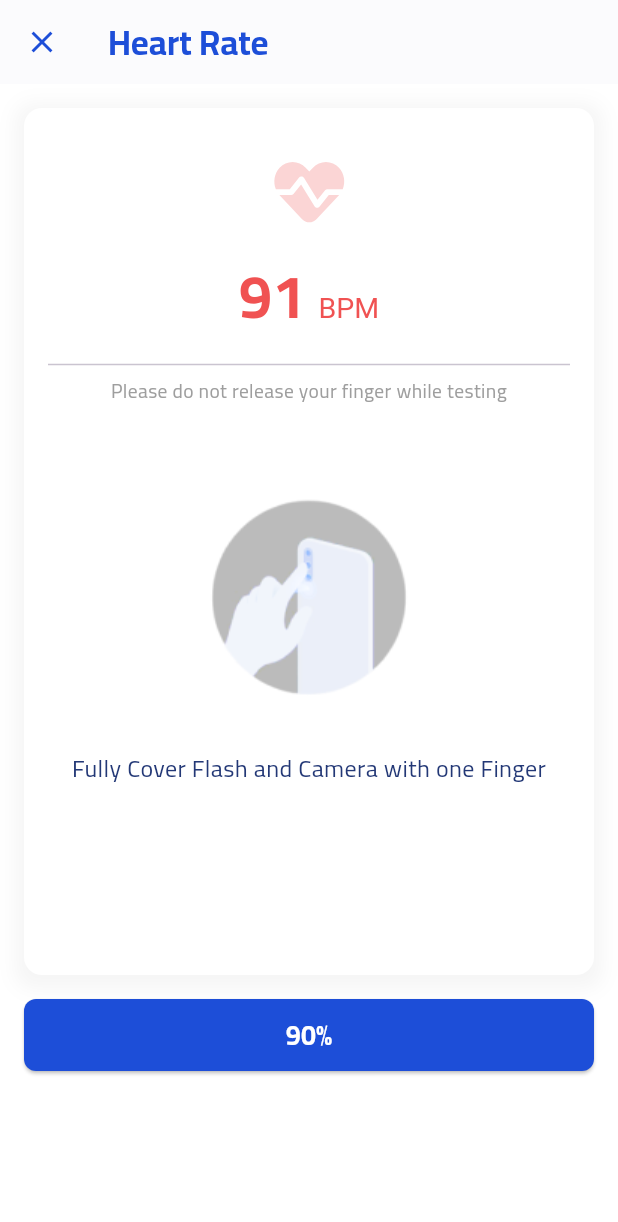
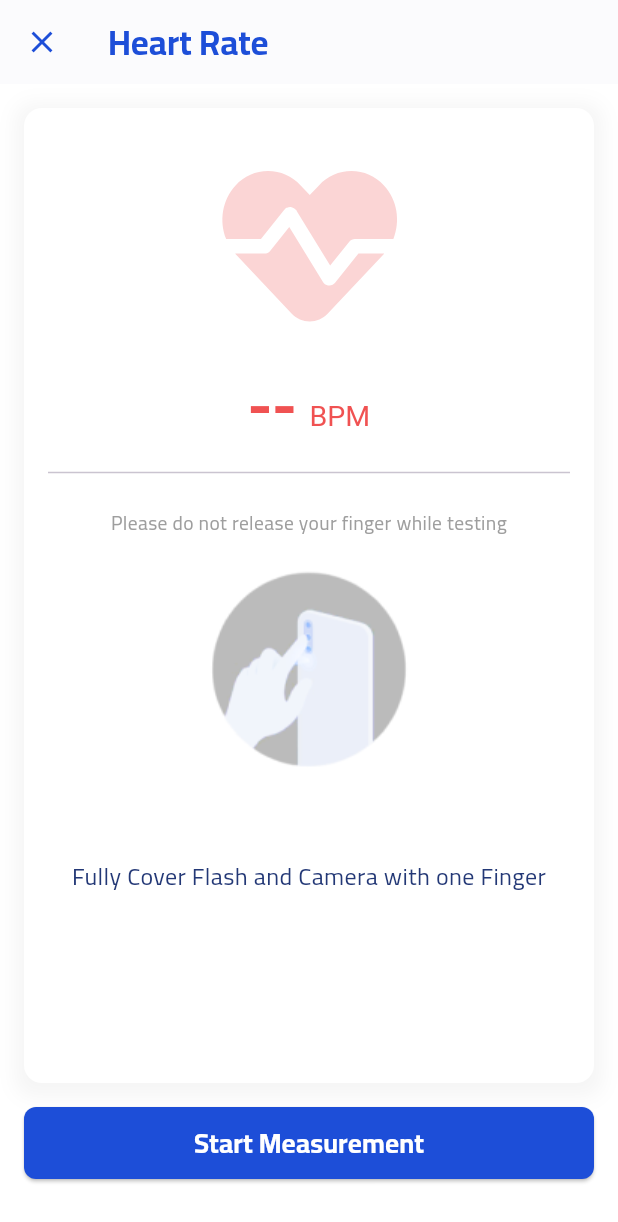
Before and after one commit to Ahmed55714/ProFIT-project, a Flutter app: the HeartRateScreen screen opened directly, on a phone screen of 412 x 824 dp. Shown: the top 1222 px of the screen. Run offline on Flutter 3.47's test engine with Material 3 defaults, Android fonts, the light colour scheme and no system bars; our stand-ins replace carousel_slider, flutter_svg, get, percent_indicator, shared_preferences; missing offline and left inert: dart:ffi, fl_country_code_picker, heart_bpm; accounts and stored records are empty; project files that could hold a hidden picture were left out.

Commit message:
heart rate commit

```diff
--- a/lib/Views/pages/Home/Heart Rate/heart_rate.dart
+++ b/lib/Views/pages/Home/Heart Rate/heart_rate.dart
@@ -1,35 +1,96 @@
 import 'package:flutter/material.dart';
 import 'package:flutter_svg/flutter_svg.dart';
+import 'package:heart_bpm/heart_bpm.dart';
+import 'package:heart_bpm/chart.dart';
 import 'package:profit1/Views/widgets/customBotton.dart';
 import 'package:profit1/utils/colors.dart';
+import '../HomeScreens/Home.dart';
 
-class HeartRateScreen extends StatelessWidget {
+class HeartRateScreen extends StatefulWidget {
+  @override
+  _HeartRateScreenState createState() => _HeartRateScreenState();
+}
+
+class _HeartRateScreenState extends State<HeartRateScreen> {
+  int? currentHeartRate;
+  List<SensorValue> data = [];
+  bool isMeasuring = false;
+  List<int> recentBPMs = [];
+
+  void _startHeartRateMeasurement() async {
+    setState(() {
+      data.clear();
+      isMeasuring = true;
+    });
+
+    var dialogResult = await showDialog<int>(
+      context: context,
+      builder: (context) => HeartBPMDialog(
+        context: context,
+        onBPM: (bpm) {
+          recentBPMs.add(bpm);
+          if (recentBPMs.length > 3) {
+            recentBPMs.removeAt(0);
+          }
+
+          if (recentBPMs.length == 3 &&
+              recentBPMs.every((bpm) => bpm >= 60 && bpm <= 100)) {
+            Navigator.of(context).pop(bpm);
+          } else {
+            setState(() {
+              currentHeartRate = bpm;
+            });
+          }
+        },
+        sampleDelay: 2000 ~/ 30,
+        onRawData: (SensorValue value) {
+          setState(() {
+            data.add(value);
+          });
+        },
+      ),
+    );
+
+    if (dialogResult != null && dialogResult >= 60 && dialogResult <= 100) {
+      setState(() {
+        currentHeartRate = dialogResult;
+        isMeasuring = false;
+      });
+    } else {
+      setState(() {
+        isMeasuring = false;
+      });
+    }
+  }
+
   @override
   Widget build(BuildContext context) {
     return Scaffold(
       appBar: AppBar(
         leading: IconButton(
-          icon: Icon(Icons.close, color: colorBlue, size: 24),
-          onPressed: () {
-            Navigator.pop(context);
-          },
+          icon: const Icon(Icons.close, color: colorBlue, size: 24),
+          onPressed: () => Navigator.pushReplacement(
+            context,
+            MaterialPageRoute(
+              builder: (context) => HomeScreen(heartRate: currentHeartRate),
+            ),
+          ),
         ),
-        title: Text(
-          'Heart Rate',
-          style: TextStyle(color: colorBlue, fontSize: 23, fontWeight: FontWeight.w700),
-        ),
+        title: const Text('Heart Rate',
+            style: TextStyle(
+                color: colorBlue, fontSize: 23, fontWeight: FontWeight.w700)),
         backgroundColor: Colors.white,
         elevation: 0.5,
       ),
       body: SafeArea(
-        child: SingleChildScrollView( // Wrap with SingleChildScrollView
+        child: SingleChildScrollView(
           child: Column(
             mainAxisAlignment: MainAxisAlignment.center,
             children: <Widget>[
               Container(
                 width: double.infinity,
-                margin: EdgeInsets.all(16),
-                padding: EdgeInsets.all(0),
+                margin: const EdgeInsets.all(16),
+                padding: const EdgeInsets.all(0),
                 decoration: BoxDecoration(
                   color: Colors.white,
                   borderRadius: BorderRadius.circular(12),
@@ -38,28 +99,28 @@ class HeartRateScreen extends StatelessWidget {
                       color: Colors.grey.withOpacity(0.1),
                       spreadRadius: 6,
                       blurRadius: 10,
-                      offset: Offset(0, 3),
+                      offset: const Offset(0, 3),
                     ),
                   ],
                 ),
                 child: Column(
                   children: <Widget>[
-                    SizedBox(height: 32),
-                    SvgPicture.asset('assets/svgs/Rate.svg'),
-                    SizedBox(height: 8),
+                    const SizedBox(height: 32),
+                    SvgPicture.asset('assets/svgs/Rate.svg', height: 120),
+                    const SizedBox(height: 8),
                     RichText(
                       text: TextSpan(
                         children: [
                           TextSpan(
-                            text: '91 ',
-                            style: TextStyle(
+                            text: '${currentHeartRate ?? '--'} ',
+                            style: const TextStyle(
                               color: redColor,
                               fontSize: 40,
                               fontWeight: FontWeight.w700,
                               fontFamily: 'BoldCairo',
                             ),
                           ),
-                          TextSpan(
+                          const TextSpan(
                             text: 'BPM',
                             style: TextStyle(
                               color: redColor,
@@ -70,8 +131,9 @@ class HeartRateScreen extends StatelessWidget {
                         ],
                       ),
                     ),
-                    Divider(indent: 16, endIndent: 16),
-                    Text(
+                    const Divider(indent: 16, endIndent: 16),
+                    const SizedBox(height: 16),
+                    const Text(
                       'Please do not release your finger while testing',
                       textAlign: TextAlign.center,
                       style: TextStyle(
@@ -80,10 +142,17 @@ class HeartRateScreen extends StatelessWidget {
                         fontSize: 13,
                       ),
                     ),
-                    SizedBox(height: 40),
-                    Image.asset('assets/images/hand.png'),
-                    SizedBox(height: 16),
-                    Text(
+                    if (isMeasuring && data.isNotEmpty) ...[
+                      Container(
+                        height: 200,
+                        child: BPMChart(data),
+                      ),
+                      const SizedBox(height: 16),
+                    ] else if (!isMeasuring) ...[
+                      Image.asset('assets/images/hand.png'),
+                      const SizedBox(height: 40),
+                    ],
+                    const Text(
                       'Fully Cover Flash and Camera with one Finger',
                       textAlign: TextAlign.center,
                       style: TextStyle(
@@ -92,12 +161,15 @@ class HeartRateScreen extends StatelessWidget {
                         fontSize: 16,
                       ),
                     ),
-                    SizedBox(height: 126),
+                    const SizedBox(height: 126),
                   ],
                 ),
               ),
-              CustomButton(text: '90%', onPressed: () {}),
-              SizedBox(height: 16),
+              CustomButton(
+                text: isMeasuring ? 'Stop Measurement' : 'Start Measurement',
+                onPressed: _startHeartRateMeasurement,
+              ),
+              const SizedBox(height: 16),
             ],
           ),
         ),
--- a/lib/Views/widgets/custom_home_components.dart
+++ b/lib/Views/widgets/custom_home_components.dart
@@ -558,6 +558,7 @@ class CustomCard extends StatelessWidget {
   final bool isShow;
   final String text1;
   final VoidCallback onRecordTime;
+  final int? heartRate;
 
   const CustomCard({
     Key? key,
@@ -568,11 +569,14 @@ class CustomCard extends StatelessWidget {
     required this.imagePath,
     required this.onRecordTime,
     required this.icon,
-    this.isShow = true, required this.text1,
+    this.isShow = true,
+    required this.text1,
+    this.heartRate,
   }) : super(key: key);
 
   @override
   Widget build(BuildContext context) {
+     String displayHeartRate = heartRate?.toString() ?? '--';
     return Padding(
       padding: const EdgeInsets.only(left: 16, right: 16),
       child: Container(
--- a/lib/main.dart
+++ b/lib/main.dart
@@ -2,7 +2,6 @@ import 'package:flutter/material.dart';
 import 'package:flutter/services.dart';
 import 'package:get/get.dart';
 
-import 'Views/pages/Create Account/onBoarding_screen.dart';
 import 'Views/pages/Home/HomeScreens/Home.dart';
 
 
--- a/pubspec.yaml
+++ b/pubspec.yaml
@@ -40,6 +40,7 @@ dependencies:
   get: ^4.6.6
   intl: ^0.18.1
   shared_preferences: ^2.2.2
+  heart_bpm: ^2.0.0+0
 
 
 
```
Also changed, not shown: lib/Views/pages/Home/HomeScreens/Home.dart (+8 -3 lines), pubspec.lock, 1 other file.
